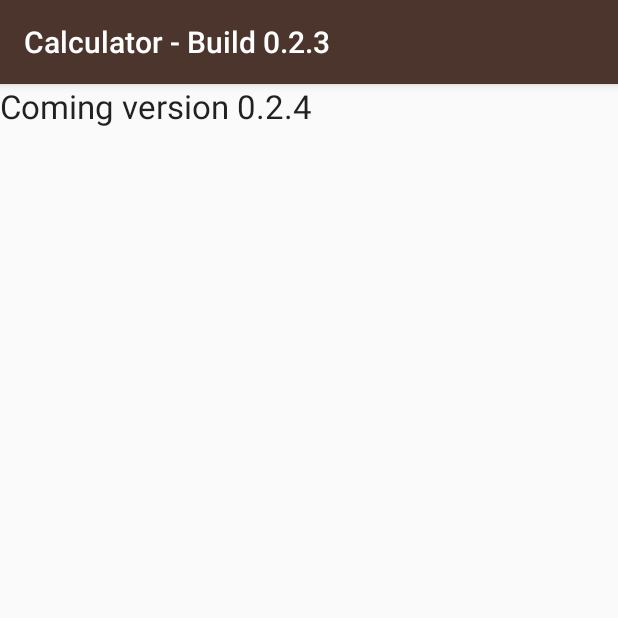
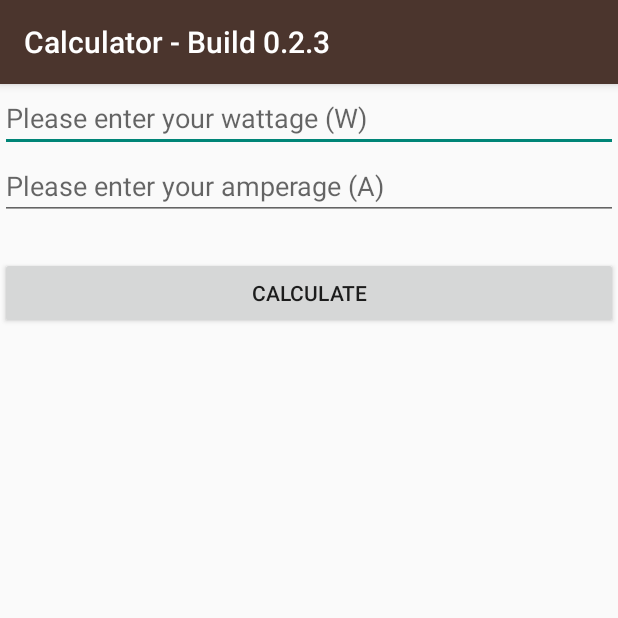
Before and after one commit to Patalayus/CalculatorApp, an Android app: the voltage screen opened directly, with no data from a screen before it, on a phone screen of 412 x 824 dp, the top half of it. Run offline under Robolectric (Android 15) with nearby library versions, the phone set to English and light mode, and no system bars.

Commit message:
updated voltage activity

```diff
--- a/app/src/main/res/layout/activity_voltage.xml
+++ b/app/src/main/res/layout/activity_voltage.xml
@@ -7,10 +7,33 @@
     android:orientation="vertical"
     tools:context=".voltage">
 
-    <TextView
-        android:id="@+id/textView18"
+    <EditText
+        android:id="@+id/wattageID"
         android:layout_width="match_parent"
         android:layout_height="wrap_content"
-        android:text="Coming version 0.2.4"
-        android:textAppearance="@android:style/TextAppearance.Material.Large" />
+        android:ems="10"
+        android:hint="Please enter your wattage (W) "
+        android:inputType="number|numberSigned|numberDecimal" />
+
+    <EditText
+        android:id="@+id/amperageID"
+        android:layout_width="match_parent"
+        android:layout_height="wrap_content"
+        android:ems="10"
+        android:hint="Please enter your amperage (A)"
+        android:inputType="number|numberSigned|numberDecimal" />
+
+    <TextView
+        android:id="@+id/answerID"
+        android:layout_width="match_parent"
+        android:layout_height="wrap_content"
+        android:textAppearance="@android:style/TextAppearance.Material.Medium" />
+
+    <Button
+        android:id="@+id/calculateID"
+        android:layout_width="match_parent"
+        android:layout_height="wrap_content"
+        android:onClick="dovoltage"
+        android:text="Calculate" />
+
 </LinearLayout>
```
Also changed, not shown: app/src/main/java/com/laminar/calculator/calculator/voltage.java (+23 -1 lines), app/src/main/res/layout/activity_amperage.xml (+0 -7 lines), app/src/main/res/layout/activity_wattage.xml (+0 -7 lines).
